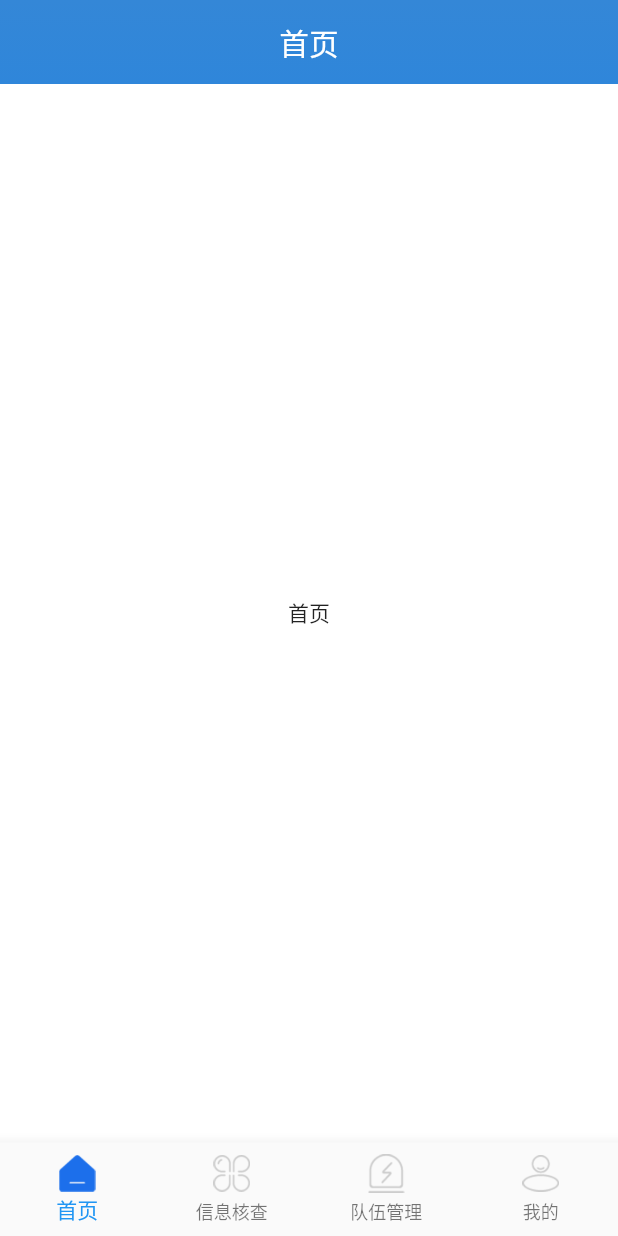
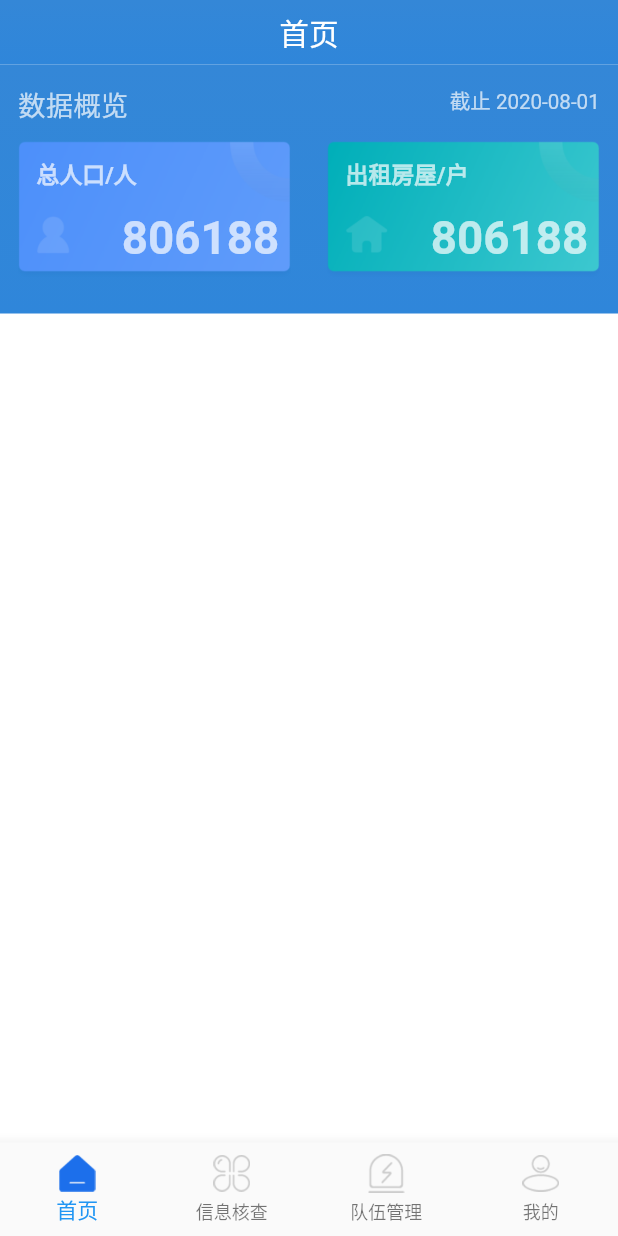
Before and after one commit to qianglifei/flutter_jwt, a Flutter app: the App screen opened directly, on a phone screen of 412 x 824 dp. Run offline on Flutter 3.47's test engine with Material 2 defaults, Android fonts, the phone set to English and light mode, and no system bars; our stand-ins replace cookie_jar, dio, flutter_screenutil, fluttertoast, shared_preferences; accounts and stored records are empty.

Commit message:
1.首页界面搭建

```diff
--- a/lib/base/base_app_bar.dart
+++ b/lib/base/base_app_bar.dart
@@ -24,6 +24,7 @@ class BaseTitleAppBar extends StatelessWidget{
   @override
   Widget build(BuildContext context) {
     // TODO: implement build
+
     return Row(
       mainAxisSize: MainAxisSize.max,
       mainAxisAlignment: MainAxisAlignment.spaceBetween,
--- a/lib/main/first_page/homepage_screen.dart
+++ b/lib/main/first_page/homepage_screen.dart
@@ -1,5 +1,6 @@
 import 'package:flutter/material.dart';
 import 'package:flutter/cupertino.dart';
+import 'package:flutter_screenutil/flutter_screenutil.dart';
 import 'package:jwt/base/base_app_bar.dart';
 import 'package:jwt/base/base_widget.dart';
 import 'package:jwt/widget/custom_app_bar.dart';
@@ -31,8 +32,82 @@ class HomepageScreenState extends BaseWidgetState<HomepageScreen> {
   @override
   Widget getContentWidget(BuildContext context) {
     // TODO: implement getContentWidget
-    return Center(
-      child: Text("首页"),
+    return Column(
+      mainAxisSize: MainAxisSize.max,
+      children: <Widget>[
+      Stack(
+          children: <Widget>[
+            Container(
+              width: MediaQuery.of(context).size.width,
+              height: ScreenUtil().setHeight(387),
+              decoration: BoxDecoration(
+                gradient: LinearGradient(
+                    colors: [
+                      Color.fromRGBO(52, 135, 215, 1),
+                      Color.fromRGBO(47, 134, 218,1)
+                    ],
+                    begin: Alignment.topCenter,
+                    end: Alignment.bottomCenter
+                ),
+              ),
+            ),
+            Positioned(
+              top: ScreenUtil().setHeight(32),
+              left: ScreenUtil().setWidth(32),
+              child: Text("数据概览",style: TextStyle(fontSize: ScreenUtil().setSp(48),color: Color.fromRGBO(255, 255, 255, 0.7)))
+            ),
+
+            Positioned(
+                top: ScreenUtil().setHeight(32),
+                right: ScreenUtil().setWidth(32),
+                child: Text("截止 2020-08-01",style: TextStyle(fontSize: ScreenUtil().setSp(36),color: Color.fromRGBO(255, 255, 255, 0.7)))
+            ),
+
+            Positioned(
+                top: ScreenUtil().setHeight(112),
+                left: ScreenUtil().setWidth(32),
+                child: _buildImageTextWidget("images/icon_sum_people_count.png", "总人口/人")
+            ),
+
+            Positioned(
+                top: ScreenUtil().setHeight(112),
+                right : ScreenUtil().setWidth(32),
+                child: _buildImageTextWidget("images/icon_sum_house_count.png", "出租房屋/户")
+            ),
+
+
+          ],
+        )
+      ],
+    );
+  }
+
+  Widget _buildImageTextWidget(String urlIcon,String title){
+    return Container(
+      width: ScreenUtil().setWidth(476),
+      height: ScreenUtil().setHeight(227),
+      child: Stack(
+        children: <Widget>[
+          Positioned(
+              child: Image.asset(
+                urlIcon,
+                width: ScreenUtil().setWidth(476),
+                height: ScreenUtil().setHeight(227),
+                fit: BoxFit.cover,
+              ),
+          ),
+          Positioned(
+              top: ScreenUtil().setHeight(30),
+              left: ScreenUtil().setWidth(32),
+              child: Text(title,style: TextStyle(fontWeight: FontWeight.w700,fontSize: ScreenUtil().setSp(40),color: Color.fromRGBO(255, 255, 255, 0.7)))
+          ),
+          Positioned(
+              top: ScreenUtil().setHeight(118),
+              right: ScreenUtil().setWidth(20),
+              child: Text("806188",style: TextStyle(fontWeight: FontWeight.w700,fontSize: ScreenUtil().setSp(80),color: Color.fromRGBO(255, 255, 255, 0.7)))
+          ),
+        ],
+      )
     );
   }
 
--- a/lib/widget/custom_app_bar.dart
+++ b/lib/widget/custom_app_bar.dart
@@ -21,7 +21,7 @@ class CustomAppBar extends StatefulWidget implements PreferredSizeWidget{
   @override
   // TODO: implement preferredSize
   Size get preferredSize{
-    return Size.fromHeight(56);
+    return Size.fromHeight(ScreenUtil().setHeight(100));
   }
 
 //  @override
--- a/pubspec.yaml
+++ b/pubspec.yaml
@@ -96,3 +96,5 @@ flutter:
     - images/icon_login.png
     - images/icon_yhm.png
     - images/icon_mima.png
+    - images/icon_sum_house_count.png
+    - images/icon_sum_people_count.png
```
Also changed, not shown: images/icon_sum_house_count.png (added), images/icon_sum_people_count.png (added).
